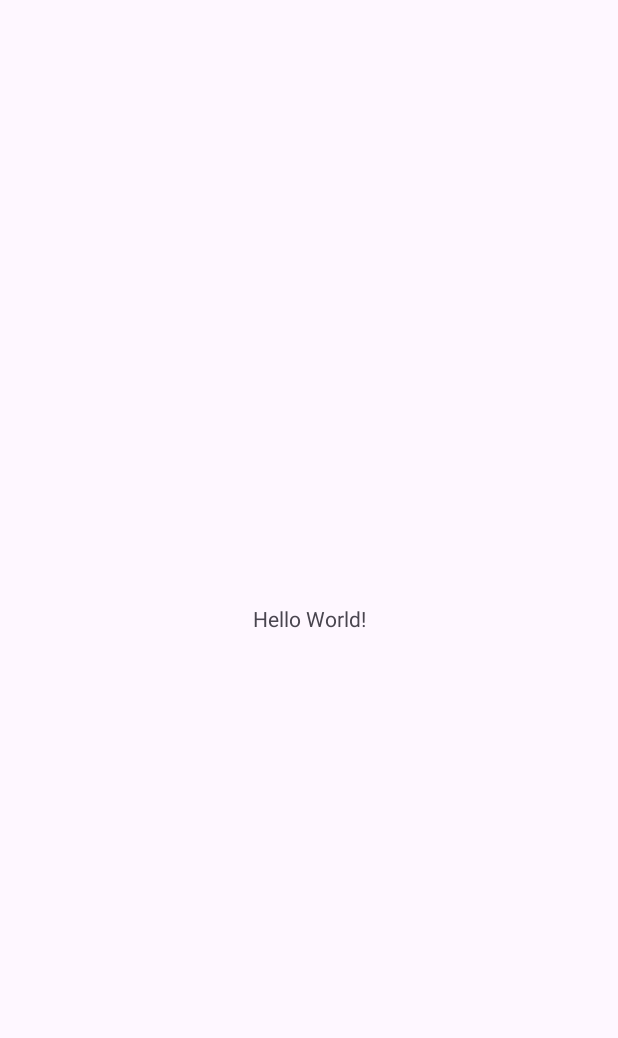
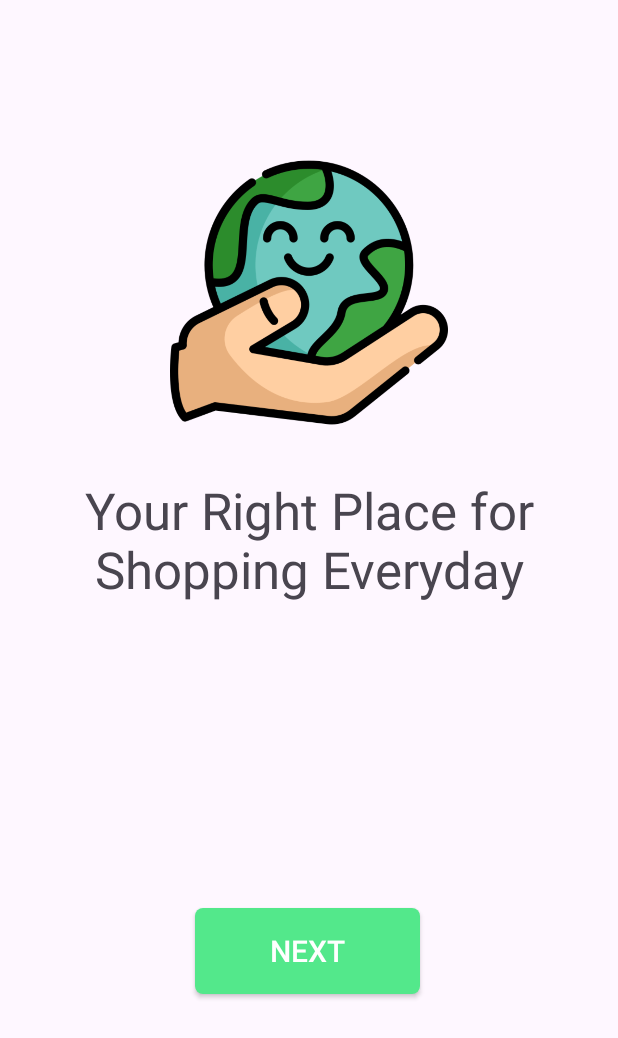
Before and after one commit to SonitaUdam/OurApplication, an Android app: the screen it shows after launch (MainActivity before the commit, StartActivity after it), on a phone screen of 412 x 824 dp. Before the commit the part shown is almost empty. Shown: the top 1038 px of the screen. Run offline under Robolectric (Android 15) with nearby library versions, the phone set to English and light mode, and no system bars.

Commit message:
SplashScreen and StartActivity

```diff
--- /dev/null
+++ b/app/src/main/java/kh/edu/rupp/fe/dse/ourapplication/SplashScreen.kt
@@ -0,0 +1,19 @@
+package kh.edu.rupp.fe.dse.ourapplication
+
+import android.content.Intent
+import androidx.appcompat.app.AppCompatActivity
+import android.os.Bundle
+import android.os.Handler
+import android.os.Looper
+
+class SplashScreen : AppCompatActivity() {
+    override fun onCreate(savedInstanceState: Bundle?) {
+        super.onCreate(savedInstanceState)
+        setContentView(R.layout.activity_splash_screen)
+        Handler(Looper.getMainLooper()).postDelayed({
+            val intent = Intent(this,StartActivity::class.java)
+            startActivity(intent)
+            finish()
+        }, 3000)
+    }
+}
--- /dev/null
+++ b/app/src/main/java/kh/edu/rupp/fe/dse/ourapplication/StartActivity.kt
@@ -0,0 +1,11 @@
+package kh.edu.rupp.fe.dse.ourapplication
+
+import androidx.appcompat.app.AppCompatActivity
+import android.os.Bundle
+
+class StartActivity : AppCompatActivity() {
+    override fun onCreate(savedInstanceState: Bundle?) {
+        super.onCreate(savedInstanceState)
+        setContentView(R.layout.activity_start)
+    }
+}
--- /dev/null
+++ b/app/src/main/res/drawable/greenbg.xml
@@ -0,0 +1,7 @@
+<?xml version="1.0" encoding="utf-8"?>
+<shape xmlns:android="http://schemas.android.com/apk/res/android">
+    <gradient android:angle="-45" android:startColor="#53E88B" android:endColor="#53E88B"/>
+    <corners android:radius="5dp"/>
+
+
+</shape>
--- /dev/null
+++ b/app/src/main/res/layout/activity_start.xml
@@ -0,0 +1,45 @@
+<?xml version="1.0" encoding="utf-8"?>
+<androidx.constraintlayout.widget.ConstraintLayout xmlns:android="http://schemas.android.com/apk/res/android"
+    xmlns:app="http://schemas.android.com/apk/res-auto"
+    xmlns:tools="http://schemas.android.com/tools"
+    android:layout_width="match_parent"
+    android:layout_height="match_parent"
+    android:textAlignment="center"
+    tools:context=".StartActivity">
+
+    <ImageView
+        android:id="@+id/imageView2"
+        android:layout_width="185dp"
+        android:layout_height="189dp"
+        android:layout_marginTop="100dp"
+        app:layout_constraintEnd_toEndOf="parent"
+        app:layout_constraintStart_toStartOf="parent"
+        app:layout_constraintTop_toTopOf="parent"
+        app:srcCompat="@drawable/logo" />
+
+    <TextView
+        android:id="@+id/textView2"
+        android:layout_width="356dp"
+        android:layout_height="88dp"
+        android:layout_marginTop="28dp"
+        android:text="Your Right Place for Shopping Everyday"
+        android:textAlignment="center"
+        android:textSize="34sp"
+        app:layout_constraintEnd_toEndOf="@+id/imageView2"
+        app:layout_constraintStart_toStartOf="@+id/imageView2"
+        app:layout_constraintTop_toBottomOf="@+id/imageView2" />
+
+    <androidx.appcompat.widget.AppCompatButton
+        android:id="@+id/button"
+        android:layout_width="150dp"
+        android:layout_height="57dp"
+        android:layout_marginTop="200dp"
+        android:background="@drawable/greenbg"
+        android:text="@string/next"
+        android:textColor="@color/white"
+        android:textSize="20sp"
+        app:layout_constraintEnd_toEndOf="@+id/textView2"
+        app:layout_constraintHorizontal_bias="0.495"
+        app:layout_constraintStart_toStartOf="@+id/textView2"
+        app:layout_constraintTop_toBottomOf="@+id/textView2" />
+</androidx.constraintlayout.widget.ConstraintLayout>
--- a/app/src/main/res/values/strings.xml
+++ b/app/src/main/res/values/strings.xml
@@ -1,3 +1,4 @@
 <resources>
     <string name="app_name">OurApplication</string>
+    <string name="next">Next</string>
 </resources>
```
Also changed, not shown: app/src/main/AndroidManifest.xml (+10 -2 lines), app/src/main/res/layout/activity_splash_screen.xml (added, +30 -0 lines), app/src/main/res/drawable/logo.png (added), app/src/main/res/font/poppins_thin.ttf (added).
